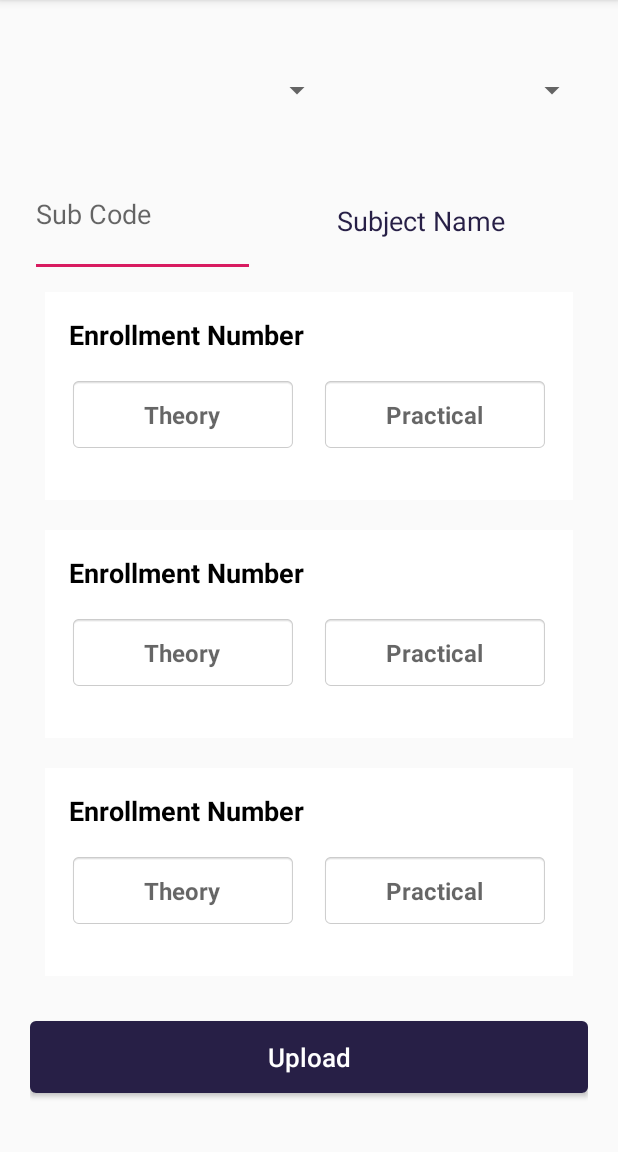
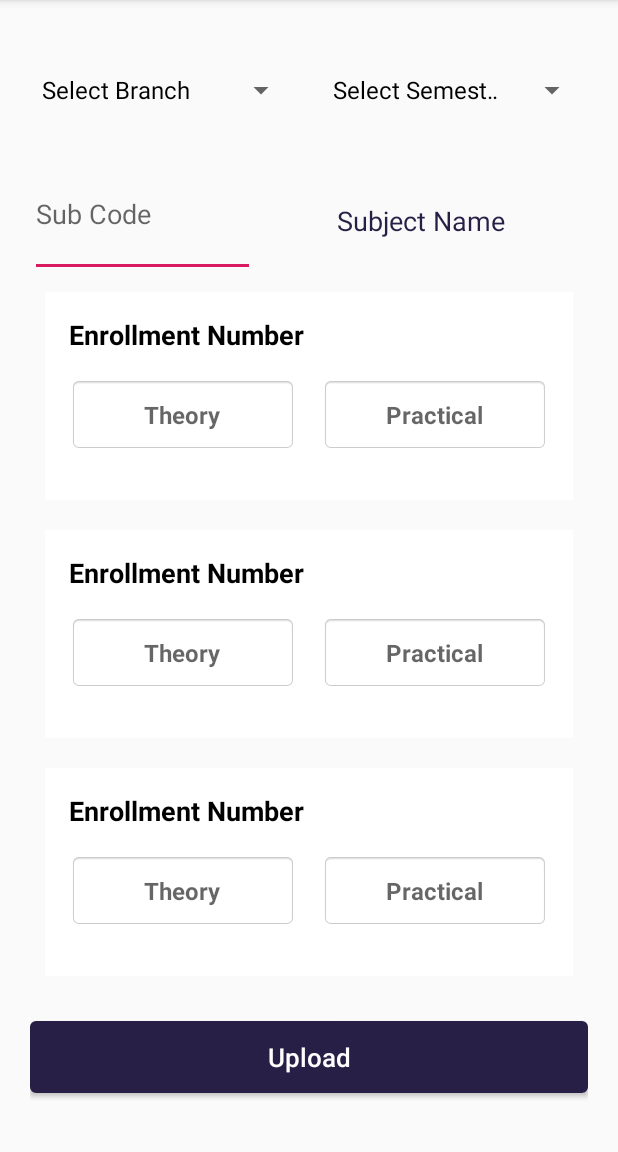
Before and after one commit to a4fsproject/a4fsandroidapp, an Android app: the Add_marks screen opened directly, with no data from a screen before it, on a phone screen of 412 x 824 dp, the part 84-1236 px from its top. Run offline under Robolectric (Android 15) with nearby library versions, the phone set to English and light mode, and no system bars; our stand-ins replace Volley; network calls fail.

Commit message:
add_marks java file

```diff
--- a/app/build.gradle
+++ b/app/build.gradle
@@ -32,4 +32,5 @@ dependencies {
     androidTestImplementation 'androidx.test.espresso:espresso-core:3.1.1'
     implementation 'com.sasank.roundedhorizontalprogress:roundedhorizontalprogress:1.0.1'
     implementation 'com.github.antonKozyriatskyi:CircularProgressIndicator:1.3.0'
+    implementation 'com.google.code.gson:gson:2.8.6'
 }
--- a/app/src/main/java/com/example/myapplication/Add_marks.java
+++ b/app/src/main/java/com/example/myapplication/Add_marks.java
@@ -2,13 +2,127 @@ package com.example.myapplication;
 
 import androidx.appcompat.app.AppCompatActivity;
 
+import android.content.Intent;
 import android.os.Bundle;
+import android.view.View;
+import android.widget.AdapterView;
+import android.widget.ArrayAdapter;
+import android.widget.Button;
+import android.widget.EditText;
+import android.widget.Spinner;
+import android.widget.TextView;
+import android.widget.Toast;
 
-public class Add_marks extends AppCompatActivity {
+import com.example.myapplication.Utility.Commonfunction;
+import com.example.myapplication.utils.Constants;
+import com.example.myapplication.utils.DataInterface;
+import com.example.myapplication.utils.Webservice_Volley;
+
+import org.json.JSONObject;
+
+import java.text.SimpleDateFormat;
+import java.util.ArrayList;
+import java.util.Date;
+import java.util.HashMap;
+
+public class Add_marks extends AppCompatActivity implements DataInterface {
+
+    Spinner spbranch;
+    Spinner spsemester;
+    EditText edt_sub_code;
+    TextView sub_name;
+    Button btn_upload;
+
+    Webservice_Volley volley;
+
+    ArrayList<String> branchList = new ArrayList<>();
+    ArrayList<String> semList = new ArrayList<>();
 
     @Override
     protected void onCreate(Bundle savedInstanceState) {
         super.onCreate(savedInstanceState);
         setContentView(R.layout.activity_add_marks);
+        spbranch=(Spinner) findViewById(R.id.spbranch);
+        spsemester=(Spinner) findViewById(R.id.spsemester);
+        edt_sub_code=(EditText)findViewById(R.id.edt_sub_code);
+        sub_name=(TextView)findViewById(R.id.sub_name);
+        btn_upload=(Button)findViewById(R.id.btn_upload);
+
+        volley = new Webservice_Volley(this,this);
+
+        branchList.add("Select Branch");
+        branchList.add("Computer Engg.");
+        branchList.add("Mechanical Engg.");
+
+        semList.add("Select Semester");
+        semList.add("1");
+        semList.add("2");
+        semList.add("3");
+        semList.add("4");
+        semList.add("5");
+        semList.add("6");
+        semList.add("7");
+        semList.add("8");
+
+        ArrayAdapter<String> da = new ArrayAdapter<>(Add_marks.this,android.R.layout.simple_spinner_dropdown_item,branchList);
+        spbranch.setAdapter(da);
+
+        ArrayAdapter<String> da1 = new ArrayAdapter<>(Add_marks.this,android.R.layout.simple_spinner_dropdown_item,semList);
+        spsemester.setAdapter(da1);
+
+        spbranch.setOnItemSelectedListener(new AdapterView.OnItemSelectedListener() {
+            @Override
+            public void onItemSelected(AdapterView<?> adapterView, View view, int i, long l) {
+
+                String url = Constants.Webserive_Url+"get_studentlist_branch_sem.php";
+                HashMap<String,String> params = new HashMap<>();
+                params.put("s_branch",spbranch.getSelectedItem().toString());
+                params.put("s_semester",spsemester.getSelectedItem().toString());
+                volley.CallVolley(url,params,"get_studentlist_branch_sem");
+
+            }
+
+            @Override
+            public void onNothingSelected(AdapterView<?> adapterView) {
+
+            }
+        });
+
+        spsemester.setOnItemSelectedListener(new AdapterView.OnItemSelectedListener() {
+            @Override
+            public void onItemSelected(AdapterView<?> adapterView, View view, int i, long l) {
+
+                String url = Constants.Webserive_Url+"get_studentlist_branch_sem.php";
+                HashMap<String,String> params = new HashMap<>();
+                params.put("s_branch",spbranch.getSelectedItem().toString());
+                params.put("s_semester",spsemester.getSelectedItem().toString());
+                volley.CallVolley(url,params,"get_studentlist_branch_sem");
+
+            }
+
+            @Override
+            public void onNothingSelected(AdapterView<?> adapterView) {
+
+            }
+        });
+
+        String url = Constants.Webserive_Url+"get_studentlist_branch_sem.php";
+        HashMap<String,String> params = new HashMap<>();
+        params.put("s_branch",spbranch.getSelectedItem().toString());
+        params.put("s_semester",spsemester.getSelectedItem().toString());
+        volley.CallVolley(url,params,"get_studentlist_branch_sem");
+    }
+
+    @Override
+    public void getData(JSONObject jsonObject, String tag) {
+        try{
+
+            Toast.makeText(this, jsonObject.toString(), Toast.LENGTH_SHORT).show();
+
+        }
+        catch (Exception e){
+            e.printStackTrace();
+        }
+
     }
 }
--- a/app/src/main/java/com/example/myapplication/User_Selection.java
+++ b/app/src/main/java/com/example/myapplication/User_Selection.java
@@ -29,7 +29,7 @@ public class User_Selection extends AppCompatActivity {
         users.setOnClickListener(new View.OnClickListener() {
             @Override
             public void onClick(View view) {
-                Intent i=new Intent(User_Selection.this, Add_WorkReport.class);
+                Intent i=new Intent(User_Selection.this, Add_marks.class);
                 startActivity(i);
             }
         });
--- a/app/src/main/java/com/example/myapplication/utils/Constants.java
+++ b/app/src/main/java/com/example/myapplication/utils/Constants.java
@@ -6,7 +6,7 @@ package com.example.myapplication.utils;
 public class Constants {
 
 
-   public static final String Webserive_Url="http://192.168.2.4/a4fs/api/";
+   public static final String Webserive_Url="http://192.168.2.12/a4fs/api/";
 
 //   public static final String IMAGE_Url="http://192.168.1.3/Nutrition_Diet_App/Uploads/";
    //public static final String Webserive_Url="http://nutritiondiet.kstechnologies.co/api/";
--- a/app/src/main/res/layout/activity_add_marks.xml
+++ b/app/src/main/res/layout/activity_add_marks.xml
@@ -22,7 +22,7 @@
 
         <Spinner
             android:id="@+id/spbranch"
-            android:layout_width="wrap_content"
+            android:layout_width="0dp"
             android:layout_weight="1"
             android:layout_height="60dp"
             android:layout_marginTop="10dp"/>
```
Also changed, not shown: app/src/main/java/com/example/myapplication/Add_WorkReport.java (+6 -1 lines), app/src/main/java/com/example/myapplication/model/StudentInfoVo.java (added, +23 -0 lines), app/src/main/java/com/example/myapplication/model/Student_result_Vo.java (added, +119 -0 lines).
